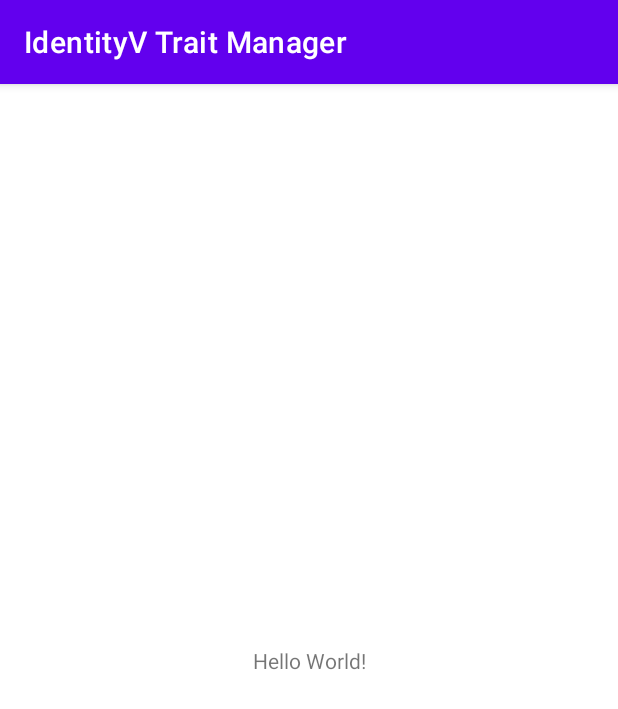
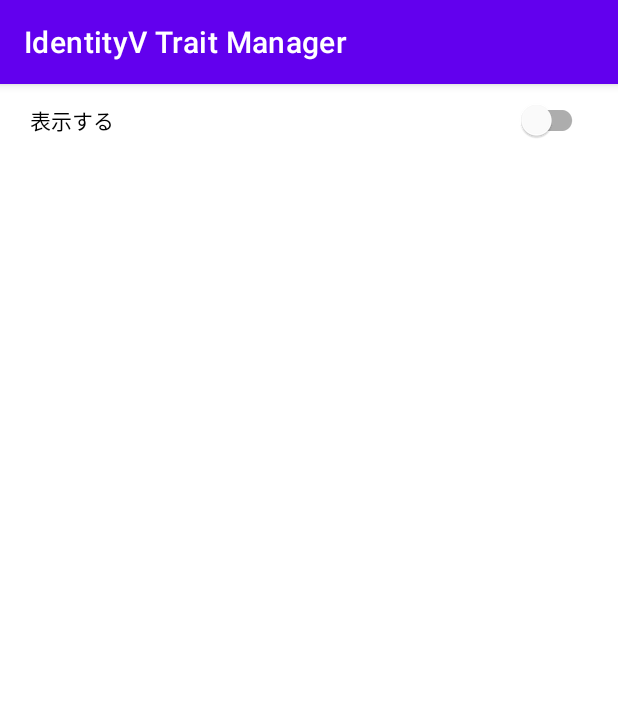
Before and after one commit to CoC12/IdentityV_TraitManager, an Android app: the screen it shows after launch (MainActivity), on a phone screen of 412 x 824 dp. Shown: the top 709 px of the screen. Run offline under Robolectric (Android 15) with nearby library versions, the phone set to English and light mode, and no system bars.

Commit message:
Service 実装

```diff
--- a/app/build.gradle
+++ b/app/build.gradle
@@ -8,7 +8,7 @@ android {
 
     defaultConfig {
         applicationId "dev.coc12.identityvtraitmanager"
-        minSdkVersion 21
+        minSdkVersion 23
         targetSdkVersion 29
         versionCode 1
         versionName "1.0"
--- /dev/null
+++ b/app/src/main/java/dev/coc12/identityvtraitmanager/Constants.java
@@ -0,0 +1,6 @@
+package dev.coc12.identityvtraitmanager;
+
+public class Constants {
+    final static String SERVICE_STOPPED_ACTION = "ServiceStopped";
+    final static String URI_PACKAGE_FORMAT = "package:%s";
+}
--- a/app/src/main/java/dev/coc12/identityvtraitmanager/MainActivity.java
+++ b/app/src/main/java/dev/coc12/identityvtraitmanager/MainActivity.java
@@ -2,13 +2,67 @@ package dev.coc12.identityvtraitmanager;
 
 import androidx.appcompat.app.AppCompatActivity;
 
+import android.content.Context;
+import android.content.Intent;
+import android.content.IntentFilter;
+import android.net.Uri;
+import android.os.Build;
 import android.os.Bundle;
+import android.provider.Settings;
+import android.view.View;
+
+import com.google.android.material.switchmaterial.SwitchMaterial;
 
 public class MainActivity extends AppCompatActivity {
+
+    private final Context context = this;
+    public static SwitchMaterial startServiceSwitch;
 
     @Override
     protected void onCreate(Bundle savedInstanceState) {
         super.onCreate(savedInstanceState);
         setContentView(R.layout.activity_main);
+
+        setView();
+        registerReceiver();
+    }
+
+    private void setView() {
+        startServiceSwitch = findViewById(R.id.startServiceSwitch);
+        startServiceSwitch.setChecked(ManageTraitService.isActive);
+        startServiceSwitch.setOnClickListener(startServiceSwitchListener);
+    }
+
+    final private View.OnClickListener startServiceSwitchListener = view -> {
+        Intent serviceIntent = new Intent(getApplication(), ManageTraitService.class);
+        if (!startServiceSwitch.isChecked()) {
+            stopService(serviceIntent);
+            return;
+        }
+        if (!hasPermission()) {
+            startServiceSwitch.setChecked(false);
+            Intent systemSettingIntent = new Intent(
+                    Settings.ACTION_MANAGE_OVERLAY_PERMISSION,
+                    Uri.parse(String.format(Constants.URI_PACKAGE_FORMAT, getPackageName()))
+            );
+            startActivity(systemSettingIntent);
+            return;
+        }
+        if (Build.VERSION.SDK_INT >= Build.VERSION_CODES.O) {
+            startForegroundService(serviceIntent);
+            return;
+        }
+        startService(serviceIntent);
+    };
+
+    private boolean hasPermission() {
+        return Settings.canDrawOverlays(context);
+    }
+
+    private void registerReceiver() {
+        ServiceStoppedReceiver receiver = new ServiceStoppedReceiver();
+        IntentFilter intentFilter = new IntentFilter();
+        intentFilter.addAction(Constants.SERVICE_STOPPED_ACTION);
+        registerReceiver(receiver, intentFilter);
     }
 }
--- a/app/src/main/res/layout/activity_main.xml
+++ b/app/src/main/res/layout/activity_main.xml
@@ -1,18 +1,20 @@
 <?xml version="1.0" encoding="utf-8"?>
-<androidx.constraintlayout.widget.ConstraintLayout xmlns:android="http://schemas.android.com/apk/res/android"
-    xmlns:app="http://schemas.android.com/apk/res-auto"
+<ScrollView xmlns:android="http://schemas.android.com/apk/res/android"
     xmlns:tools="http://schemas.android.com/tools"
     android:layout_width="match_parent"
     android:layout_height="match_parent"
     tools:context=".MainActivity">
 
-    <TextView
-        android:layout_width="wrap_content"
+    <LinearLayout
+        android:layout_width="match_parent"
         android:layout_height="wrap_content"
-        android:text="Hello World!"
-        app:layout_constraintBottom_toBottomOf="parent"
-        app:layout_constraintLeft_toLeftOf="parent"
-        app:layout_constraintRight_toRightOf="parent"
-        app:layout_constraintTop_toTopOf="parent" />
+        android:orientation="vertical">
 
-</androidx.constraintlayout.widget.ConstraintLayout>
+        <com.google.android.material.switchmaterial.SwitchMaterial
+            android:id="@+id/startServiceSwitch"
+            android:layout_width="match_parent"
+            android:layout_height="wrap_content"
+            android:paddingHorizontal="20sp"
+            android:text="@string/startService" />
+    </LinearLayout>
+</ScrollView>
--- a/app/src/main/res/values/strings.xml
+++ b/app/src/main/res/values/strings.xml
@@ -1,3 +1,6 @@
 <resources>
     <string name="app_name">IdentityV Trait Manager</string>
+
+    <string name="startService">表示する</string>
+    <string name="runningService">サービスが実行中</string>
 </resources>
```
Also changed, not shown: app/src/main/AndroidManifest.xml (+9 -1 lines), app/src/main/java/dev/coc12/identityvtraitmanager/ManageTraitService.java (added, +101 -0 lines), app/src/main/res/layout/service_manage_trait.xml (added, +10 -0 lines).
